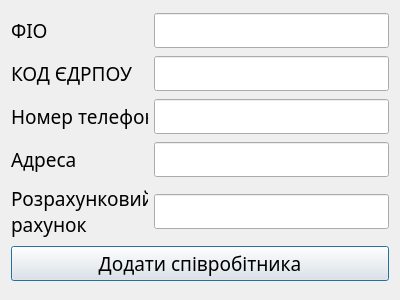
Above: src/View/addnewsupplier.ui from Fyz-dev/GunStore before the change. Below: the same form after it.
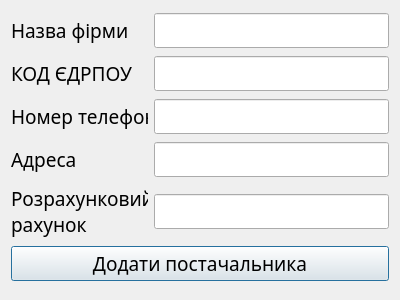
That is the form after the change.

The edit to the form file:
```diff
--- a/src/View/addnewsupplier.ui
+++ b/src/View/addnewsupplier.ui
@@ -43,7 +43,7 @@
         </size>
        </property>
        <property name="text">
-        <string>ФІО</string>
+        <string>Назва фірми</string>
        </property>
       </widget>
      </item>
@@ -260,7 +260,7 @@
    <item>
     <widget class="QPushButton" name="buttonAddSupplier">
      <property name="text">
-      <string>Додати співробітника</string>
+      <string>Додати постачальника</string>
      </property>
     </widget>
    </item>
```
Left out of the diff: 10 changed lines with no effect on the pictures.
